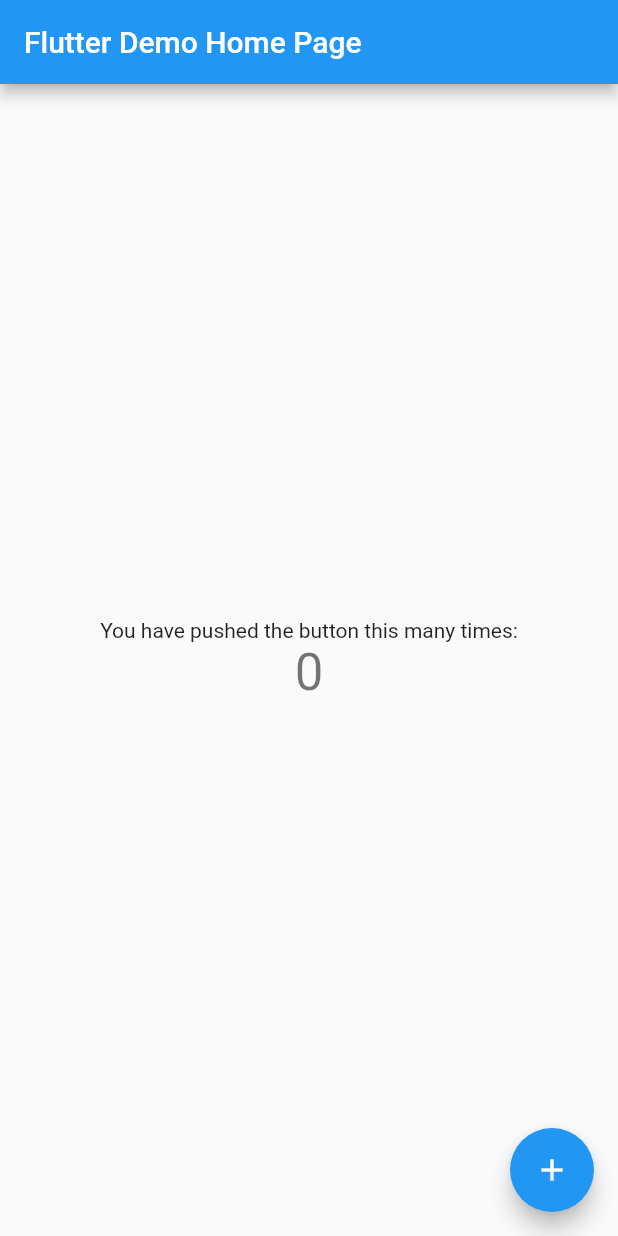
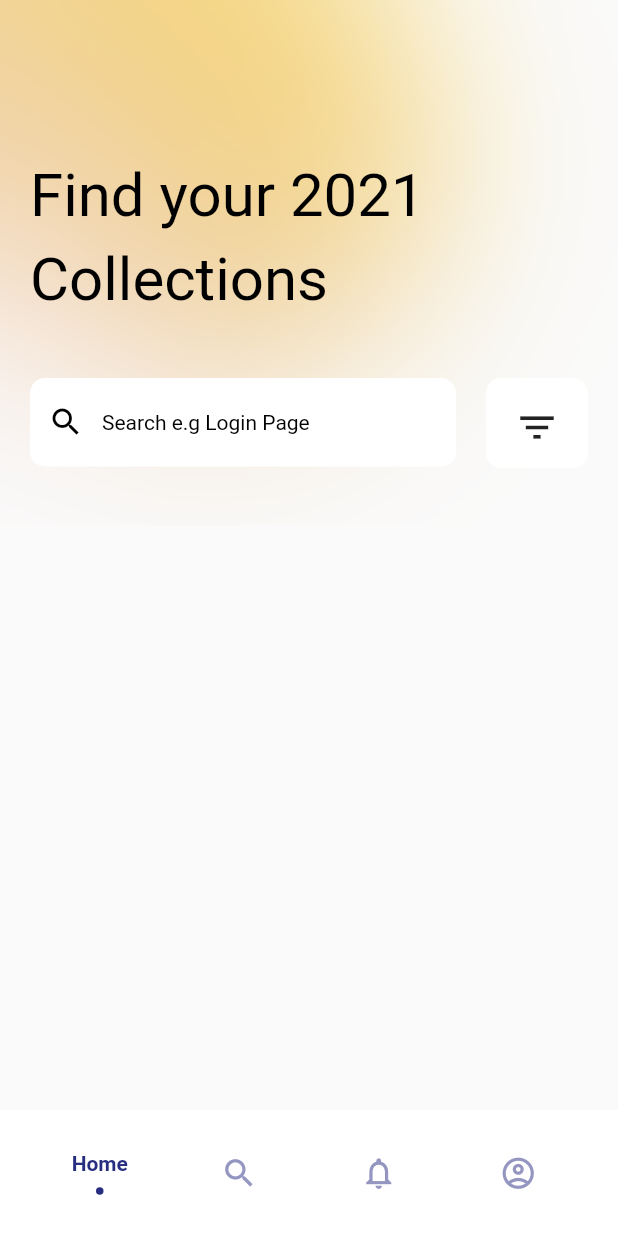
Before and after one commit to AndreiFlorea04/ecommerce-app, a Flutter app: the screen it shows after launch, on a phone screen of 412 x 824 dp. Run offline on Flutter 3.47's test engine with Material 2 defaults, Android fonts, the phone set to English and light mode, and no system bars; our stand-ins replace flashy_tab_bar.

```diff
--- a/lib/main.dart
+++ b/lib/main.dart
@@ -1,113 +1,122 @@
+import 'package:flashy_tab_bar/flashy_tab_bar.dart';
 import 'package:flutter/material.dart';
 
 void main() {
-  runApp(MyApp());
+  runApp(MaterialApp(
+    home: HomePage(),
+    debugShowCheckedModeBanner: false,
+  ));
 }
 
-class MyApp extends StatelessWidget {
-  // This widget is the root of your application.
+class HomePage extends StatefulWidget {
+  const HomePage({ Key? key }) : super(key: key);
+
   @override
-  Widget build(BuildContext context) {
-    return MaterialApp(
-      title: 'Flutter Demo',
-      theme: ThemeData(
-        // This is the theme of your application.
-        //
-        // Try running your application with "flutter run". You'll see the
-        // application has a blue toolbar. Then, without quitting the app, try
-        // changing the primarySwatch below to Colors.green and then invoke
-        // "hot reload" (press "r" in the console where you ran "flutter run",
-        // or simply save your changes to "hot reload" in a Flutter IDE).
-        // Notice that the counter didn't reset back to zero; the application
-        // is not restarted.
-        primarySwatch: Colors.blue,
-      ),
-      home: MyHomePage(title: 'Flutter Demo Home Page'),
-    );
-  }
+  _HomePageState createState() => _HomePageState();
 }
 
-class MyHomePage extends StatefulWidget {
-  MyHomePage({Key? key, required this.title}) : super(key: key);
+class _HomePageState extends State<HomePage> {
+  int _selectedIndex = 0;
 
-  // This widget is the home page of your application. It is stateful, meaning
-  // that it has a State object (defined below) that contains fields that affect
-  // how it looks.
-
-  // This class is the configuration for the state. It holds the values (in this
-  // case the title) provided by the parent (in this case the App widget) and
-  // used by the build method of the State. Fields in a Widget subclass are
-  // always marked "final".
-
-  final String title;
-
-  @override
-  _MyHomePageState createState() => _MyHomePageState();
-}
-
-class _MyHomePageState extends State<MyHomePage> {
-  int _counter = 0;
-
-  void _incrementCounter() {
+  void _onItemTapped(int index) {
     setState(() {
-      // This call to setState tells the Flutter framework that something has
-      // changed in this State, which causes it to rerun the build method below
-      // so that the display can reflect the updated values. If we changed
-      // _counter without calling setState(), then the build method would not be
-      // called again, and so nothing would appear to happen.
-      _counter++;
+      _selectedIndex = index;
     });
   }
 
   @override
   Widget build(BuildContext context) {
-    // This method is rerun every time setState is called, for instance as done
-    // by the _incrementCounter method above.
-    //
-    // The Flutter framework has been optimized to make rerunning build methods
-    // fast, so that you can just rebuild anything that needs updating rather
-    // than having to individually change instances of widgets.
     return Scaffold(
-      appBar: AppBar(
-        // Here we take the value from the MyHomePage object that was created by
-        // the App.build method, and use it to set our appbar title.
-        title: Text(widget.title),
-      ),
-      body: Center(
-        // Center is a layout widget. It takes a single child and positions it
-        // in the middle of the parent.
+      body: SingleChildScrollView(
         child: Column(
-          // Column is also a layout widget. It takes a list of children and
-          // arranges them vertically. By default, it sizes itself to fit its
-          // children horizontally, and tries to be as tall as its parent.
-          //
-          // Invoke "debug painting" (press "p" in the console, choose the
-          // "Toggle Debug Paint" action from the Flutter Inspector in Android
-          // Studio, or the "Toggle Debug Paint" command in Visual Studio Code)
-          // to see the wireframe for each widget.
-          //
-          // Column has various properties to control how it sizes itself and
-          // how it positions its children. Here we use mainAxisAlignment to
-          // center the children vertically; the main axis here is the vertical
-          // axis because Columns are vertical (the cross axis would be
-          // horizontal).
-          mainAxisAlignment: MainAxisAlignment.center,
-          children: <Widget>[
-            Text(
-              'You have pushed the button this many times:',
-            ),
-            Text(
-              '$_counter',
-              style: Theme.of(context).textTheme.headline4,
+          crossAxisAlignment: CrossAxisAlignment.start,
+          children: [
+            Container(
+              padding: EdgeInsets.all(20),
+              width: double.infinity,
+              height: 350,
+              decoration: BoxDecoration(
+                image: DecorationImage(
+                  image: AssetImage('assets/images/background.png'),
+                  fit: BoxFit.cover,
+                ),
+              ),
+              child: Column(
+                crossAxisAlignment: CrossAxisAlignment.start,
+                children: [
+                  SizedBox(height: 80,),
+                  Text("Find your 2021 Collections", style: TextStyle(color: Colors.black, fontSize: 40, height: 1.4),),
+                  SizedBox(height: 40,),
+                  Container(
+                    width: double.infinity,
+                    height: 60,
+                    child: Row(
+                      children: [
+                        Expanded(
+                          child: Container(
+                            height: 60,
+                            child: TextField(
+                              cursorColor: Colors.grey,
+                              decoration: InputDecoration(
+                                contentPadding: EdgeInsets.symmetric(horizontal: 20, vertical: 20),
+                                filled: true,
+                                fillColor: Colors.white,
+                                prefixIcon: Icon(Icons.search, color: Colors.black),
+                                border: OutlineInputBorder(
+                                  borderRadius: BorderRadius.circular(10),
+                                  borderSide: BorderSide.none
+                                ),
+                                hintText: "Search e.g Login Page",
+                                hintStyle: TextStyle(fontSize: 14, color: Colors.black),
+
+                              ),
+                            ),
+                          ),
+                        ),
+                        SizedBox(width: 20),
+                        Container(
+                          padding: EdgeInsets.all(10),
+                          decoration: BoxDecoration(
+                            color: Colors.white,
+                            borderRadius: BorderRadius.circular(10)
+                          ),
+                          child: IconButton(
+                            onPressed: () {},
+                            icon: Icon(Icons.filter_list, size: 30,),
+                          ),
+                        )
+                      ],
+                    ),
+                  ),
+                ],
+              ),
             ),
           ],
         ),
       ),
-      floatingActionButton: FloatingActionButton(
-        onPressed: _incrementCounter,
-        tooltip: 'Increment',
-        child: Icon(Icons.add),
-      ), // This trailing comma makes auto-formatting nicer for build methods.
+      bottomNavigationBar: FlashyTabBar(
+        selectedIndex: _selectedIndex,
+        showElevation: false,
+        onItemSelected: (index) => _onItemTapped(index),
+        items: [
+          FlashyTabBarItem(
+            icon: Icon(Icons.home_outlined, size: 25),
+            title: Text('Home'),
+          ),
+          FlashyTabBarItem(
+            icon: Icon(Icons.search, size: 25),
+            title: Text('Search'),
+          ),
+          FlashyTabBarItem(
+            icon: Icon(Icons.notifications_outlined, size: 25),
+            title: Text('Notifications'),
+          ),
+          FlashyTabBarItem(
+            icon: Icon(Icons.account_circle_outlined, size: 25,),
+            title: Text('Profile'),
+          ),
+        ],
+      ),
     );
   }
 }
```
